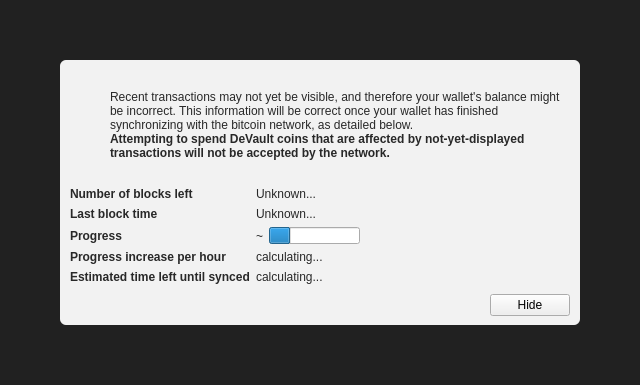
Old version of the form src/qt/forms/modaloverlay.ui in the repository Bitcoin-ABC/bitcoin-abc.
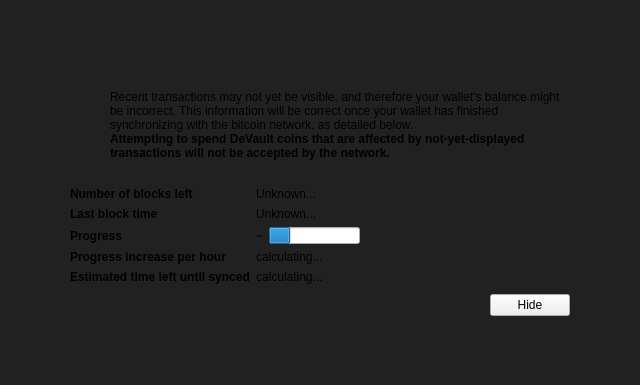
New version of the form. Icons and pictures are not drawn. Custom widgets are drawn as their Qt base class.

What changed in the file:
```diff
--- a/src/qt/forms/modaloverlay.ui
+++ b/src/qt/forms/modaloverlay.ui
@@ -49,11 +49,6 @@
       </property>
       <item>
        <widget class="QWidget" name="contentWidget" native="true">
-        <property name="styleSheet">
-         <string notr="true">#contentWidget { background: rgba(255,255,255,240); border-radius: 6px; }
-
-QLabel { color: rgb(40,40,40);  }</string>
-        </property>
         <layout class="QVBoxLayout" name="verticalLayoutSub" stretch="1,0,0,0">
          <property name="spacing">
           <number>0</number>
```
